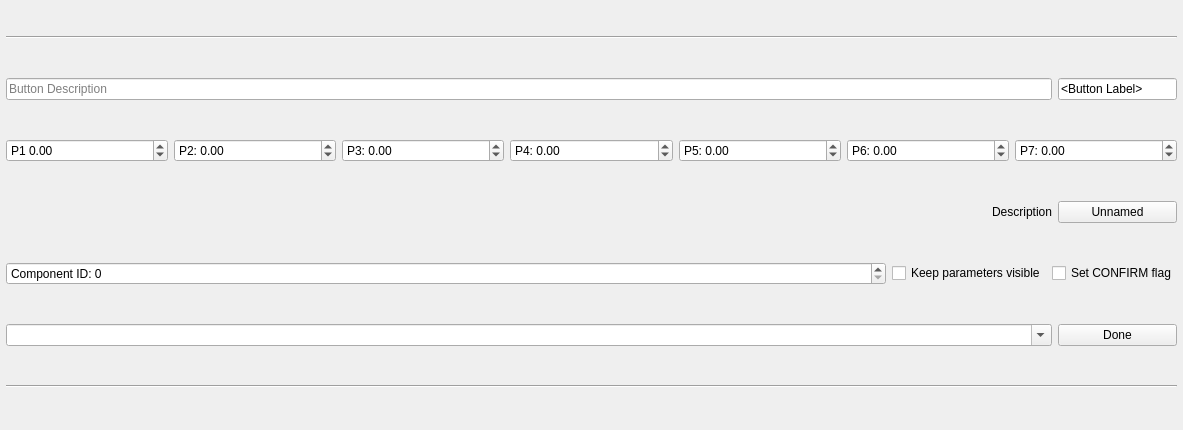
Qt form src/ui/designer/QGCCommandButton.ui (mavlink/qgroundcontrol) before a commit.
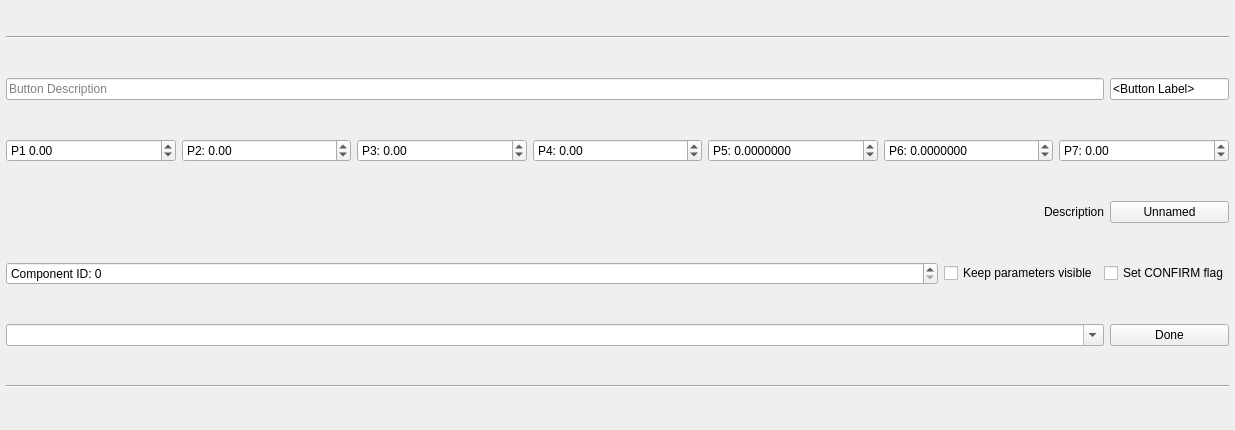
The same form after that commit.

Commit message: Fix decimal places for command button

What changed in the file:
```diff
--- a/src/ui/designer/QGCCommandButton.ui
+++ b/src/ui/designer/QGCCommandButton.ui
@@ -6,7 +6,7 @@
    <rect>
     <x>0</x>
     <y>0</y>
-    <width>1183</width>
+    <width>1235</width>
     <height>430</height>
    </rect>
   </property>
@@ -173,6 +173,9 @@
        <property name="prefix">
         <string>P5: </string>
        </property>
+       <property name="decimals">
+        <number>7</number>
+       </property>
        <property name="minimum">
         <double>-2147483647.000000000000000</double>
        </property>
@@ -186,6 +189,9 @@
        <property name="prefix">
         <string>P6: </string>
        </property>
+       <property name="decimals">
+        <number>7</number>
+       </property>
        <property name="minimum">
         <double>-2147483647.000000000000000</double>
        </property>
```
